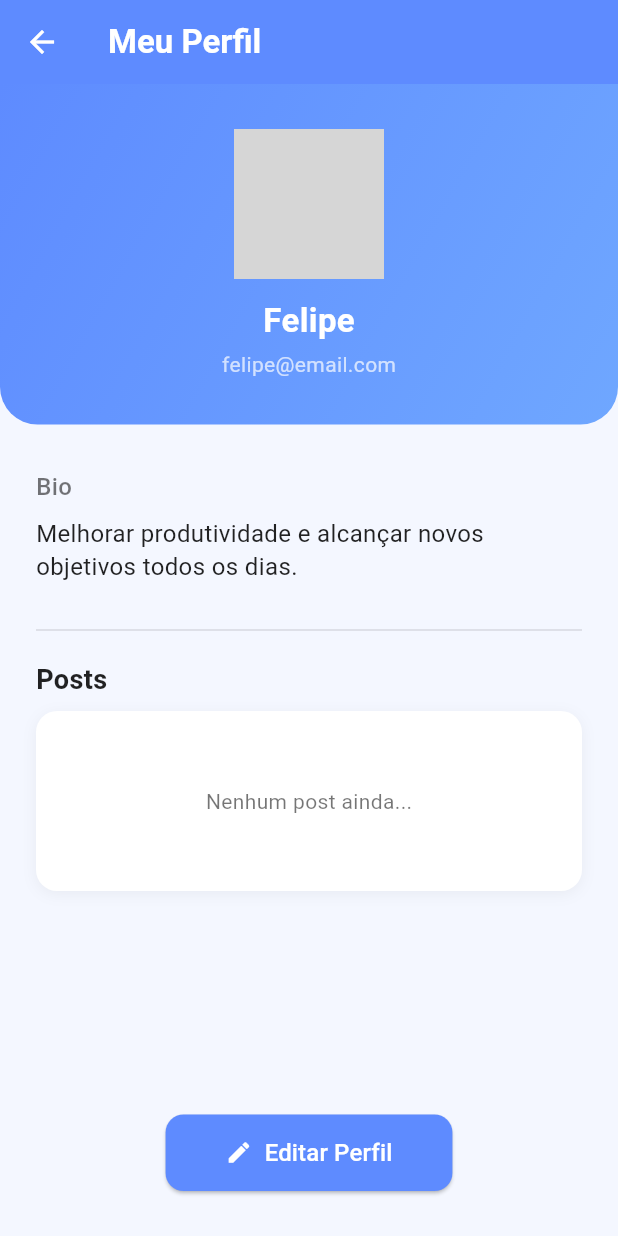
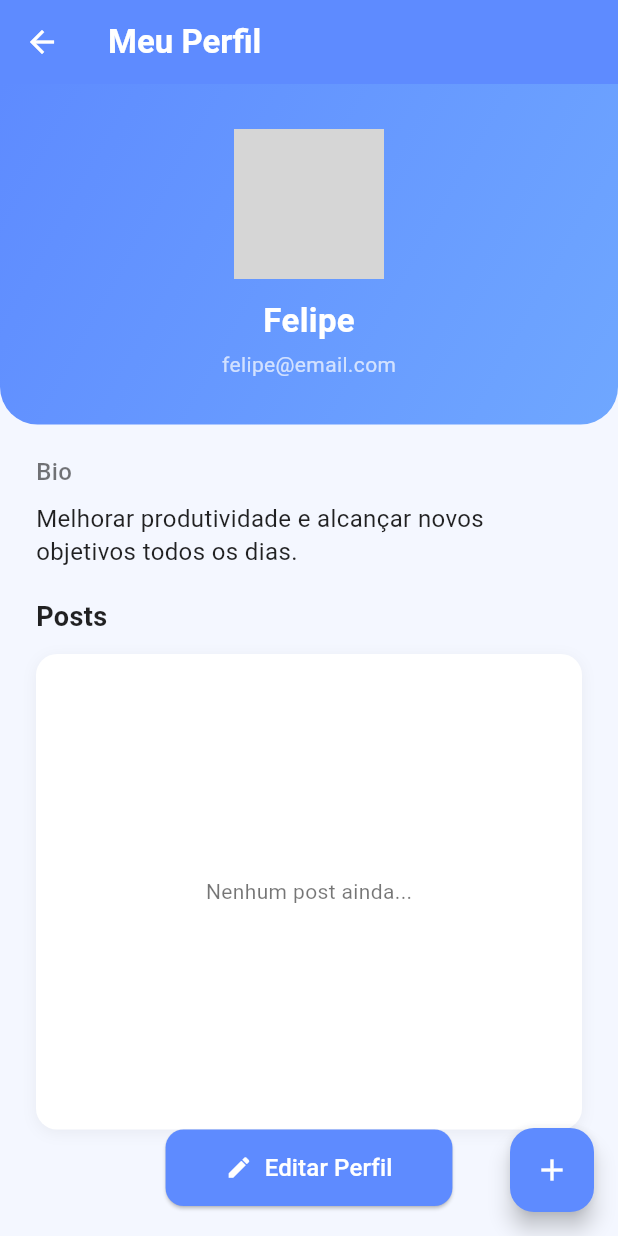
Before and after one commit to Felipinho1806/Trabalho-Mobile, a Flutter app: the TelaPerfil screen opened directly, on a phone screen of 412 x 824 dp. Run offline on Flutter 3.47's test engine with Material 3 defaults, Android fonts, the phone set to English and light mode, and no system bars; our stand-ins replace animate_do, google_fonts, percent_indicator, shelf, smooth_page_indicator; missing offline and left inert: dotenv, postgres, shelf_cors_headers, shelf_router; grey boxes are pictures that could not be loaded.

```diff
--- /dev/null
+++ b/lib/modules/telas perfil/post_model.dart
@@ -0,0 +1,11 @@
+class PostModel {
+  String texto;
+  int curtidas;
+  bool curtido;
+
+  PostModel({
+    required this.texto,
+    this.curtidas = 0,
+    this.curtido = false,
+  });
+}
--- a/lib/modules/telas perfil/tela_perfil.dart
+++ b/lib/modules/telas perfil/tela_perfil.dart
@@ -1,8 +1,31 @@
 import 'package:flutter/material.dart';
-import 'package:teste1/modules/telas%20perfil/editar_perfil.dart';
+import 'package:teste1/modules/telas perfil/editar_perfil.dart';
+import 'post_model.dart';
+import 'post_widget.dart';
+import 'criar_post_page.dart';
 
-class TelaPerfil extends StatelessWidget {
+class TelaPerfil extends StatefulWidget {
   const TelaPerfil({super.key});
+
+  @override
+  State<TelaPerfil> createState() => _TelaPerfilState();
+}
+
+class _TelaPerfilState extends State<TelaPerfil> {
+  List<PostModel> posts = [];
+
+  void adicionarPost(PostModel post) {
+    setState(() {
+      posts.insert(0, post); // Adiciona no topo
+    });
+  }
+
+  void toggleCurtida(PostModel post) {
+    setState(() {
+      post.curtido = !post.curtido;
+      post.curtidas += post.curtido ? 1 : -1;
+    });
+  }
 
   @override
   Widget build(BuildContext context) {
@@ -17,6 +40,22 @@ class TelaPerfil extends StatelessWidget {
         ),
         iconTheme: const IconThemeData(color: Colors.white),
       ),
+
+      floatingActionButton: FloatingActionButton(
+        backgroundColor: const Color(0xFF5E8BFF),
+        onPressed: () async {
+          final novoPost = await Navigator.push(
+            context,
+            MaterialPageRoute(builder: (_) => const CriarPostPage()),
+          );
+
+          if (novoPost != null) {
+            adicionarPost(novoPost);
+          }
+        },
+        child: const Icon(Icons.add, color: Colors.white),
+      ),
+
       body: Column(
         children: [
           Container(
@@ -59,8 +98,9 @@ class TelaPerfil extends StatelessWidget {
             ),
           ),
 
-          const SizedBox(height: 30),
+          const SizedBox(height: 20),
 
+          // BIO
           Padding(
             padding: const EdgeInsets.symmetric(horizontal: 24),
             child: Column(
@@ -87,15 +127,15 @@ class TelaPerfil extends StatelessWidget {
             ),
           ),
 
-          const SizedBox(height: 24),
+          const SizedBox(height: 20),
 
-          Padding(
+          // POSTS
+Expanded(
+  child: Padding(
     padding: const EdgeInsets.symmetric(horizontal: 24),
     child: Column(
       crossAxisAlignment: CrossAxisAlignment.start,
       children: [
-                const Divider(thickness: 1, color: Colors.black12),
-                const SizedBox(height: 12),
         const Text(
           "Posts",
           style: TextStyle(
@@ -104,10 +144,11 @@ class TelaPerfil extends StatelessWidget {
             color: Colors.black87,
           ),
         ),
-                const SizedBox(height: 8),
-                Container(
-                  width: double.infinity,
-                  height: 120,
+        const SizedBox(height: 12),
+
+        Expanded(
+          child: posts.isEmpty
+              ? Container(
                   decoration: BoxDecoration(
                     color: Colors.white,
                     borderRadius: BorderRadius.circular(14),
@@ -125,20 +166,30 @@ class TelaPerfil extends StatelessWidget {
                       style: TextStyle(color: Colors.black54),
                     ),
                   ),
+                )
+              : ListView.builder(
+                  itemCount: posts.length,
+                  itemBuilder: (context, index) {
+                    return PostWidget(
+                      post: posts[index],
+                      onLike: () => toggleCurtida(posts[index]),
+                    );
+                  },
+                ),
         ),
       ],
     ),
   ),
+),
 
-          const Spacer(),
+// ⬇️ COLE ESTE BOTÃO AQUI ⬇️
 
 Padding(
-            padding: const EdgeInsets.only(bottom: 30),
+  padding: const EdgeInsets.only(bottom: 20),
   child: ElevatedButton.icon(
     style: ElevatedButton.styleFrom(
       backgroundColor: const Color(0xFF5E8BFF),
-                padding:
-                    const EdgeInsets.symmetric(horizontal: 40, vertical: 14),
+      padding: const EdgeInsets.symmetric(horizontal: 40, vertical: 14),
       shape: RoundedRectangleBorder(
         borderRadius: BorderRadius.circular(12),
       ),
@@ -156,6 +207,7 @@ class TelaPerfil extends StatelessWidget {
     },
   ),
 ),
+
         ],
       ),
     );
```
Also changed, not shown: lib/modules/telas perfil/criar_post_page.dart (added, +67 -0 lines), lib/modules/telas perfil/post_widget.dart (added, +54 -0 lines). Lines whose indentation alone changed are shown as unchanged.
